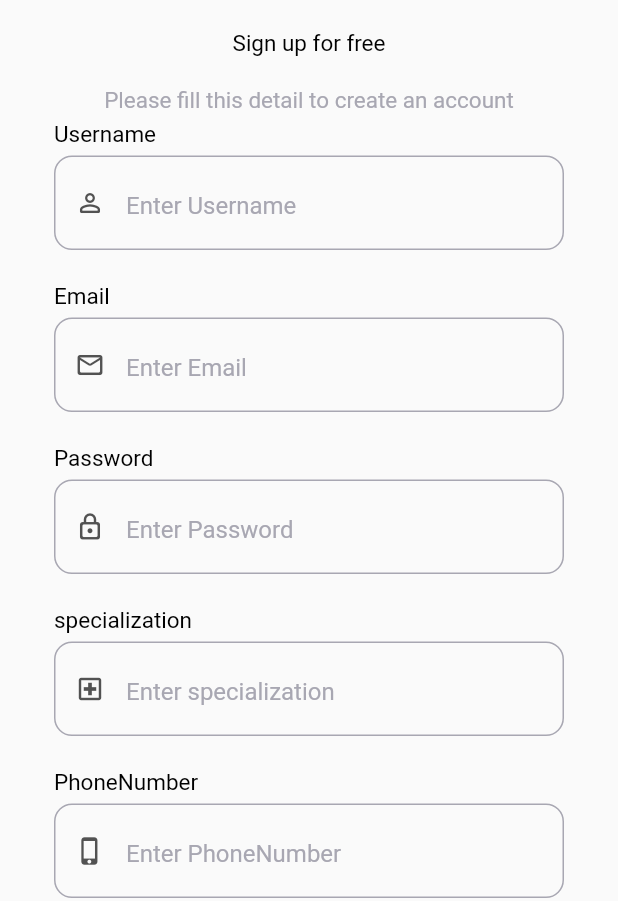
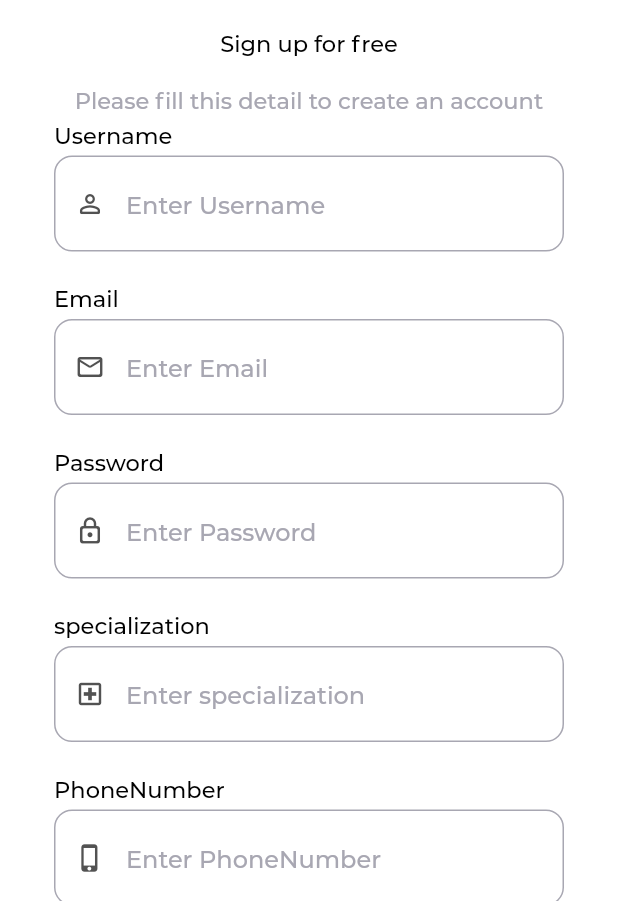
Before and after one commit to AHMED-FAYEZ7/We-Care-App, a Flutter app: the DoctorRegisterScreen screen opened by its route, on a phone screen of 412 x 824 dp, the part 335-1236 px from its top. Run offline on Flutter 3.47's test engine with Material 2 defaults, Android fonts, the phone set to English and light mode, and no system bars; our stand-ins replace bloc, bottom_navy_bar, dartz, data_connection_checker, dio, equatable and 6 more; accounts and stored records are empty; generated files the repository leaves out were written again; statements that could not run were skipped.

Commit message:
patient layout

```diff
--- a/lib/core/app/app.dart
+++ b/lib/core/app/app.dart
@@ -3,9 +3,12 @@
 import 'package:flutter/material.dart';
 import 'package:flutter_bloc/flutter_bloc.dart';
 import 'package:health_care/core/app/app_prefs.dart';
+import 'package:health_care/core/global/theme/app_color/color_manager.dart';
 import 'package:health_care/core/routes/app_routes.dart';
 import 'package:health_care/core/services/services_locator.dart';
 import 'package:health_care/patient/presentation/controller/patient_cubit.dart';
+
+import '../global/theme/theme_data/theme_data_light.dart';
 
 class MyApp extends StatefulWidget {
   const MyApp._internal();
@@ -35,7 +38,8 @@ class _MyAppState extends State<MyApp> {
           create: (BuildContext context) => sl<PatientCubit>(),
         ),
       ],
-      child: const MaterialApp(
+      child: MaterialApp(
+        theme: getThemeDataLight(),
         debugShowCheckedModeBanner: false,
         onGenerateRoute: RouteGenerator.getRoute,
         initialRoute: Routes.splashRoute,
--- a/lib/core/global/resources/values_manger.dart
+++ b/lib/core/global/resources/values_manger.dart
@@ -5,21 +5,27 @@ class AppMargin {
   static const double m16 = 16.0;
   static const double m18 = 18.0;
   static const double m20 = 20.0;
+  static const double m22 = 22.0;
 }
 
 class AppPadding {
   static const double p0 = 0.0;
   static const double p2 = 2.0;
   static const double p5 = 5.0;
+  static const double p6 = 6.0;
+  static const double p7 = 7.0;
   static const double p8 = 8.0;
   static const double p10 = 10.0;
   static const double p12 = 12.0;
   static const double p14 = 14.0;
   static const double p16 = 16.0;
   static const double p18 = 18.0;
+  static const double p19 = 19.0;
   static const double p20 = 20.0;
   static const double p25 = 25.0;
   static const double p28 = 28.0;
+  static const double p29 = 29.0;
+  static const double p30 = 30.0;
   static const double p35 = 35.0;
   static const double p40 = 40.0;
   static const double p60 = 60.0;
@@ -28,34 +34,55 @@ class AppPadding {
 
 class AppSize {
   static const double s0 = 0.0;
+  static const int s00 = 0;
   static const double s1 = 1.0;
   static const double s1_5 = 1.5;
+  static const double s2 = 2.0;
+  static const double s3 = 3.0;
   static const double s4 = 4.0;
   static const double s5 = 5.0;
+  static const double s6 = 0.0;
   static const double s8 = 8.0;
   static const double s10 = 10.0;
   static const double s12 = 12.0;
+  static const double s13 = 13.0;
   static const double s14 = 14.0;
   static const double s15 = 15.0;
   static const double s16 = 16.0;
   static const double s18 = 18.0;
   static const double s20 = 20.0;
+  static const double s22 = 22.0;
+  static const double s24 = 24.0;
+  static const double s25 = 25.0;
   static const double s28 = 28.0;
   static const double s30 = 30.0;
+  static const double s32 = 32.0;
   static const double s33 = 33.0;
+  static const double s36 = 36.0;
   static const double s40 = 40.0;
+  static const double s50 = 50.0;
   static const double s52 = 52.0;
   static const double s60 = 60.0;
   static const double s65 = 65.0;
+  static const double s70 = 70.0;
+  static const double s90 = 90.0;
   static const double s100 = 100.0;
   static const double s120 = 120.0;
   static const double s130 = 130.0;
   static const double s140 = 140.0;
   static const double s150 = 150.0;
+  static const double s170 = 170.0;
   static const double s180 = 180.0;
   static const double s190 = 190.0;
+  static const double s200 = 200.0;
   static const double s250 = 250.0;
+  static const double s260 = 260.0;
+  static const double s305 = 305.0;
   static const double s330 = 330.0;
+  static const double s338 = 338.0;
+  static const double s350 = 350.0;
+  static const double s420 = 420.0;
+  static const double s500 = 500.0;
   static const double inf = double.infinity;
 }
 
--- a/lib/core/global/theme/app_color/app_color_dark.dart
+++ /dev/null
@@ -1,5 +0,0 @@
-import 'package:flutter/material.dart';
-
-class AppColorsDark {
-  static const appBarColor = Colors.deepPurple;
-}
--- a/lib/core/global/theme/theme_data/theme_data_light.dart
+++ b/lib/core/global/theme/theme_data/theme_data_light.dart
@@ -1,152 +1,131 @@
 import 'package:flutter/material.dart';
+import 'package:health_care/core/global/resources/values_manger.dart';
+import 'package:health_care/core/global/theme/app_color/color_manager.dart';
 
-import '../app_color/app_color_light.dart';
+import '../../fonts/app_fonts.dart';
+import '../styles/app_style.dart';
 
 ThemeData getThemeDataLight() => ThemeData(
-      primarySwatch: AppColorsLight.primaryColor,
+      scaffoldBackgroundColor: ColorManager.white,
+      // main color of app
+      primaryColor: ColorManager.primary,
+      // primaryColorLight: ColorManager.primaryOpacity70,
+      primaryColorDark: ColorManager.darkPrimary,
+      disabledColor: ColorManager.grey1, // disable button
+      colorScheme:
+          ColorScheme.fromSwatch().copyWith(secondary: ColorManager.grey),
+      // splashColor: ColorManager.primaryOpacity70, // ripple color
+
+      // card view
+      cardTheme: CardTheme(
+        color: ColorManager.white,
+        shadowColor: ColorManager.grey,
+        elevation: AppSize.s4,
+      ),
+
+      // appBar theme
       appBarTheme: AppBarTheme(
-        color: ColorManger.white,
-      ),
-      textButtonTheme: TextButtonThemeData(
-        style: ButtonStyle(
-          foregroundColor: MaterialStateProperty.all(
-            Colors.amberAccent,
-          ),
+        centerTitle: false,
+        color: ColorManager.white,
+        elevation: AppSize.s0,
+        titleSpacing: AppSize.s4,
+        shadowColor: ColorManager.white,
+        titleTextStyle: getBoldStyle(
+          color: ColorManager.black,
+          fontSize: AppSize.s16,
         ),
       ),
+
+      // button theme
+      buttonTheme: ButtonThemeData(
+        shape: const StadiumBorder(),
+        disabledColor: ColorManager.grey1,
+        buttonColor: ColorManager.primary,
+        // splashColor: ColorManager.primaryOpacity70,
+      ),
+
+      // elevated button theme
+      elevatedButtonTheme: ElevatedButtonThemeData(
+        style: ElevatedButton.styleFrom(
+          textStyle: getRegularStyle(color: ColorManager.white),
+          backgroundColor: ColorManager.primary,
+          shape: RoundedRectangleBorder(
+              borderRadius: BorderRadius.circular(AppSize.s12)),
+        ),
+      ),
+
+      // text theme
+      textTheme: TextTheme(
+        displayLarge: getSemiBoldStyle(
+          color: ColorManager.black,
+          fontSize: FontSize.s16,
+        ),
+        displayMedium: getRegularStyle(
+          color: ColorManager.white,
+          fontSize: FontSize.s16,
+        ),
+        displaySmall: getBoldStyle(
+          color: ColorManager.primary,
+          fontSize: FontSize.s16,
+        ),
+        headlineMedium: getRegularStyle(
+          color: ColorManager.primary,
+          fontSize: FontSize.s14,
+        ),
+        titleMedium: getMediumStyle(
+          color: ColorManager.lightGrey,
+          fontSize: FontSize.s14,
+        ),
+        titleSmall:
+            getMediumStyle(color: ColorManager.primary, fontSize: FontSize.s12),
+        bodySmall: getRegularStyle(
+          color: ColorManager.grey1,
+        ),
+        bodyLarge: getRegularStyle(
+          color: ColorManager.grey,
+        ),
+        bodyMedium: getMediumStyle(color: ColorManager.black),
+      ),
+
+      // input decoration theme
+      inputDecorationTheme: InputDecorationTheme(
+        contentPadding: const EdgeInsets.all(AppPadding.p8),
+
+        // hint style
+        hintStyle: getRegularStyle(color: ColorManager.grey1),
+
+        // label style
+        labelStyle: getMediumStyle(color: ColorManager.darkGrey),
+
+        // error style
+        errorStyle: getRegularStyle(color: ColorManager.error),
+
+        // enabled border
+        enabledBorder: OutlineInputBorder(
+          borderSide: BorderSide(color: ColorManager.grey, width: AppSize.s1_5),
+          borderRadius: const BorderRadius.all(Radius.circular(AppSize.s8)),
+        ),
+
+        // focused border
+        focusedBorder: OutlineInputBorder(
+          borderSide:
+              BorderSide(color: ColorManager.primary, width: AppSize.s1_5),
+          borderRadius: const BorderRadius.all(Radius.circular(AppSize.s8)),
+        ),
+
+        // error border
+        errorBorder: OutlineInputBorder(
+          borderSide:
+              BorderSide(color: ColorManager.error, width: AppSize.s1_5),
+          borderRadius: const BorderRadius.all(Radius.circular(AppSize.s8)),
+        ),
+
+        // focused error border
+        focusedErrorBorder: OutlineInputBorder(
+          borderSide:
+              BorderSide(color: ColorManager.primary, width: AppSize.s1_5),
+          borderRadius: const BorderRadius.all(Radius.circular(AppSize.s8)),
+        ),
+      ),
+      // icon Button theme
     );
-
-//
-// ThemeData getAppTheme()
-// {
-//   return ThemeData(
-//
-//     // main color of app
-//     primaryColor: ColorManger.primary,
-//     primaryColorLight: ColorManger.primaryOpacity70,
-//     primaryColorDark: ColorManger.darkPrimary,
-//     disabledColor: ColorManger.grey1, // disable button
-//     colorScheme: ColorScheme.fromSwatch().copyWith(secondary: ColorManger.grey),
-//     splashColor: ColorManger.primaryOpacity70, // ripple color
-//
-//     // card view
-//     cardTheme: CardTheme(
-//       color: ColorManger.white,
-//       shadowColor: ColorManger.grey,
-//       elevation: AppSize.s4,
-//
-//     ),
-//
-//     // appBar theme
-//     appBarTheme: AppBarTheme(
-//       centerTitle: true,
-//       color: ColorManger.primary,
-//       elevation: AppSize.s4,
-//       shadowColor: ColorManger.primaryOpacity70,
-//       titleTextStyle: getRegularStyle(
-//           color: ColorManger.white,
-//           fontSize: AppSize.s16,
-//       ),
-//     ),
-//
-//     // button theme
-//     buttonTheme: ButtonThemeData(
-//       shape: const StadiumBorder(),
-//       disabledColor: ColorManger.grey1,
-//       buttonColor: ColorManger.primary,
-//       splashColor: ColorManger.primaryOpacity70,
-//     ),
-//
-//     // elevated button theme
-//     elevatedButtonTheme: ElevatedButtonThemeData(
-//       style: ElevatedButton.styleFrom(
-//         textStyle: getRegularStyle(color: ColorManger.white),
-//         primary: ColorManger.primary,
-//         shape: RoundedRectangleBorder(borderRadius: BorderRadius.circular(AppSize.s12)),
-//       ),
-//     ),
-//
-//     // text theme
-//     textTheme: TextTheme(
-//       headline1: getSemiBoldStyle(
-//           color: ColorManger.darkGrey,
-//           fontSize: FontSize.s16,
-//       ),
-//       headline2: getRegularStyle(
-//         color: ColorManger.white,
-//         fontSize: FontSize.s16,
-//       ),
-//       headline3: getBoldStyle(
-//         color: ColorManger.primary,
-//         fontSize: FontSize.s16,
-//       ),
-//       headline4: getRegularStyle(
-//         color: ColorManger.primary,
-//         fontSize: FontSize.s14,
-//       ),
-//       subtitle1: getMediumStyle(
-//         color: ColorManger.lightGrey,
-//         fontSize: FontSize.s14,
-//       ),
-//       subtitle2: getMediumStyle(
-//         color: ColorManger.primary,
-//         fontSize: FontSize.s12
-//       ),
-//       caption: getRegularStyle(color: ColorManger.grey1,),
-//       bodyText1: getRegularStyle(color: ColorManger.grey,),
-//       bodyText2: getMediumStyle(color: ColorManger.lightGrey),
-//     ),
-//
-//     // input decoration theme
-//     inputDecorationTheme: InputDecorationTheme(
-//       contentPadding: const EdgeInsets.all(AppPadding.p8),
-//
-//       // hint style
-//       hintStyle: getRegularStyle(color: ColorManger.grey1),
-//
-//       // label style
-//       labelStyle: getMediumStyle(color: ColorManger.darkGrey),
-//
-//       // error style
-//       errorStyle: getRegularStyle(color: ColorManger.error),
-//
-//       // enabled border
-//       enabledBorder: OutlineInputBorder(
-//         borderSide: BorderSide(
-//           color: ColorManger.grey,
-//           width: AppSize.s1_5
-//         ),
-//         borderRadius: const BorderRadius.all(Radius.circular(AppSize.s8)),
-//       ),
-//
-//       // focused border
-//       focusedBorder: OutlineInputBorder(
-//         borderSide: BorderSide(
-//             color: ColorManger.primary,
-//             width: AppSize.s1_5
-//         ),
-//         borderRadius: const BorderRadius.all(Radius.circular(AppSize.s8)),
-//       ),
-//
-//       // error border
-//       errorBorder: OutlineInputBorder(
-//         borderSide: BorderSide(
-//             color: ColorManger.error,
-//             width: AppSize.s1_5
-//         ),
-//         borderRadius: const BorderRadius.all(Radius.circular(AppSize.s8)),
-//       ),
-//
-//       // focused error border
-//       focusedErrorBorder: OutlineInputBorder(
-//         borderSide: BorderSide(
-//             color: ColorManger.primary,
-//             width: AppSize.s1_5
-//         ),
-//         borderRadius: const BorderRadius.all(Radius.circular(AppSize.s8)),
-//       ),
-//
-//     ),
-//
-//   );
-// }
--- a/lib/patient/presentation/screens/patient_home/patient_home_screen.dart
+++ b/lib/patient/presentation/screens/patient_home/patient_home_screen.dart
@@ -5,8 +5,8 @@ class PatientHomeScreen extends StatelessWidget {
 
   @override
   Widget build(BuildContext context) {
-    return const Center(
-      child: Text('home'),
+    return Column(
+      children: [Text("data")],
     );
   }
 }
```
Also changed, not shown: lib/core/global/theme/app_color/app_color_light.dart (deleted, +0 -32 lines), lib/core/global/theme/styles/app_style.dart (+87 -85 lines), lib/patient/presentation/screens/patient_layout/patient_layout_screen.dart (+51 -12 lines), pubspec.yaml (+12 -0 lines), assets/fonts/Montserrat-Bold.ttf (added), assets/fonts/Montserrat-Light.ttf (added), assets/fonts/Montserrat-Medium.ttf (added), assets/fonts/Montserrat-Regular.ttf (added), assets/fonts/Montserrat-SemiBold.ttf (added).
